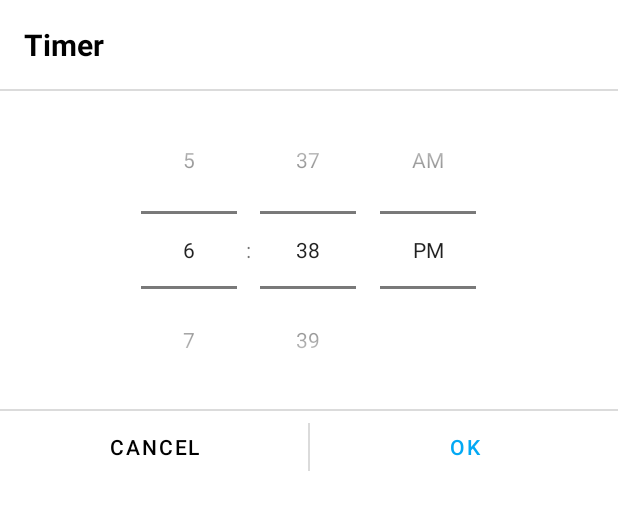
After one commit to NamTranDinh/hn_java_native_my_musicapp_fe, an Android app: the layout dialog_timer.xml on its own in the app's theme, with its tools: preview values and no code run, on a phone screen of 412 x 824 dp. The commit adds this screen. Shown: the top 510 px of the screen. Run offline under Robolectric (Android 15) with nearby library versions, the light colour scheme and no system bars.

Commit message:
Update: add new TimerDialog

```diff
--- /dev/null
+++ b/app/src/main/res/layout/dialog_timer.xml
@@ -0,0 +1,67 @@
+<?xml version="1.0" encoding="utf-8"?>
+<LinearLayout xmlns:android="http://schemas.android.com/apk/res/android"
+    android:layout_width="match_parent"
+    android:layout_height="wrap_content"
+    android:orientation="vertical">
+
+    <TextView
+        android:id="@+id/dialog_title"
+        android:layout_width="match_parent"
+        android:layout_height="wrap_content"
+        android:padding="16dp"
+        android:text="@string/dialog_title_timer"
+        android:textColor="@color/black"
+        android:textSize="20sp"
+        android:textStyle="bold" />
+
+    <View
+        android:layout_width="match_parent"
+        android:layout_height="1dp"
+        android:background="#DBDBDB" />
+
+    <TimePicker
+        android:id="@+id/time_picker"
+        android:layout_width="match_parent"
+        android:layout_height="wrap_content"
+        android:timePickerMode="spinner"/>
+
+    <View
+        android:layout_width="match_parent"
+        android:layout_height="1dp"
+        android:background="#DBDBDB" />
+
+    <LinearLayout
+        android:layout_width="match_parent"
+        android:layout_height="wrap_content"
+        android:orientation="horizontal">
+
+        <Button
+            android:id="@+id/dialog_cancel_button"
+            android:layout_width="0dp"
+            android:layout_height="wrap_content"
+            android:layout_weight="1"
+            android:background="?attr/selectableItemBackground"
+            android:fontFamily="sans-serif-medium"
+            android:text="@string/dialog_btn_cancel"
+            android:textColor="@android:color/black"
+            android:textSize="14sp" />
+
+        <View
+            android:layout_width="1dp"
+            android:layout_height="match_parent"
+            android:layout_marginTop="8dp"
+            android:layout_marginBottom="8dp"
+            android:background="#DBDBDB" />
+
+        <Button
+            android:id="@+id/dialog_ok_button"
+            android:layout_width="0dp"
+            android:layout_height="wrap_content"
+            android:layout_weight="1"
+            android:background="?attr/selectableItemBackground"
+            android:fontFamily="sans-serif-medium"
+            android:text="@string/dialog_btn_ok"
+            android:textColor="@color/colorPrimary"
+            android:textSize="14sp" />
+    </LinearLayout>
+</LinearLayout>
```
Also changed, not shown: app/src/main/java/com/aptech/mymusic/presentation/view/dialog/TimerDialog.java (added, +82 -0 lines), app/src/main/java/com/aptech/mymusic/presentation/view/fragment/musicplayer/MainPagerFragment.java (+27 -0 lines).
